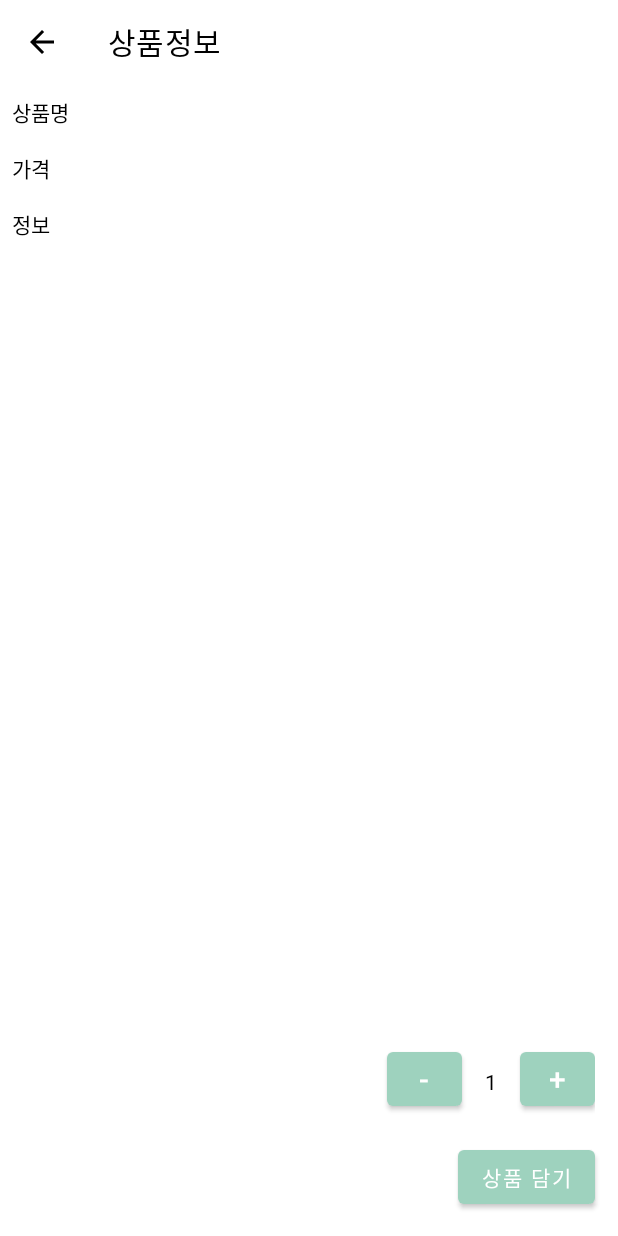
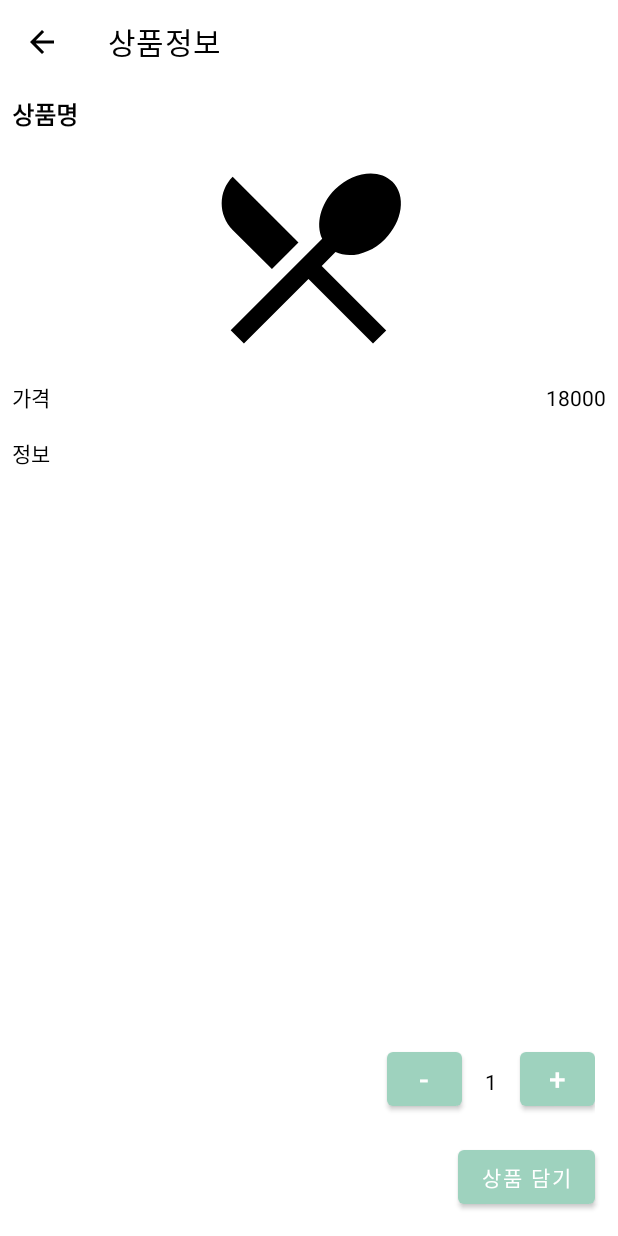
Before and after one commit to pandora574/Restarea_order, an Android app: the DetailActivity screen opened directly, with no data from a screen before it, on a phone screen of 412 x 824 dp. Run offline under Robolectric (Android 15) with nearby library versions, the phone set to English and light mode, and no system bars; our stand-ins replace Firebase (no records; nobody signed in at launch, a user with empty details on screens opened directly); 5 statements that could not run were skipped.

Commit message:
총금액

```diff
--- a/app/src/main/AndroidManifest.xml
+++ b/app/src/main/AndroidManifest.xml
@@ -11,6 +11,9 @@
         android:supportsRtl="true"
         android:theme="@style/Theme.Restarea_order"
         tools:targetApi="31">
+        <activity
+            android:name=".PaymentActivity"
+            android:exported="false" />
         <activity
             android:name=".OrderlistActivity"
             android:exported="false" />
--- a/app/src/main/java/com/example/restarea_order/AddActivity.kt
+++ b/app/src/main/java/com/example/restarea_order/AddActivity.kt
@@ -36,12 +36,13 @@ class AddActivity : AppCompatActivity() {
 
         var orderList = ArrayList<OrderList>()
 
+
         db_store.collection("cart").whereEqualTo("uid",currentUserUid.toString())
             .get()
             .addOnSuccessListener { result ->
                 for (document in result) { //document: 자동아이디
                     //리사이클러 뷰에 가져온 데이터를 넣을 때는 as를 사용해서 형변환해야함
-                        val item = OrderList(
+                       val item = OrderList(
                             //document["restarea"] as String,
                             document["menu"] as String,
                             document["price"] as String,
--- a/app/src/main/java/com/example/restarea_order/DetailActivity.kt
+++ b/app/src/main/java/com/example/restarea_order/DetailActivity.kt
@@ -26,7 +26,7 @@ class DetailActivity : AppCompatActivity() {
         binding.toolbar.setTitle("상품정보")
 
         binding.name.text = datas.name.toString()
-        binding.price.text = datas.price.toString()
+        binding.price.text = datas.price.toString() + "원"
         binding.data.text = datas.data.toString()
 
         var num = 1
--- a/app/src/main/res/layout/activity_detail.xml
+++ b/app/src/main/res/layout/activity_detail.xml
@@ -27,13 +27,32 @@
             android:layout_width="match_parent"
             android:layout_height="wrap_content"
             android:padding="8dp"
+            android:textStyle="bold"
+            android:textSize="16sp"
             android:text="상품명"/>
+
+        <ImageView
+            android:layout_width="150dp"
+            android:layout_height="150dp"
+            android:src="@drawable/baseline_restaurant_menu_24"
+            android:layout_gravity="center"/>
+        <LinearLayout
+            android:layout_width="match_parent"
+            android:layout_height="wrap_content"
+            android:orientation="horizontal">
+            <TextView
+                android:layout_width="wrap_content"
+                android:layout_height="wrap_content"
+                android:padding="8dp"
+                android:text="가격"/>
         <TextView
             android:id="@+id/price"
             android:layout_width="match_parent"
             android:layout_height="wrap_content"
             android:padding="8dp"
-            android:text="가격"/>
+            android:gravity="end"
+            android:text="18000"/>
+        </LinearLayout>
         <TextView
             android:id="@+id/data"
             android:layout_width="match_parent"
```
Also changed, not shown: app/src/main/java/com/example/restarea_order/OrderlistActivity.kt (+27 -1 lines), app/src/main/java/com/example/restarea_order/PaymentActivity.kt (added, +27 -0 lines), app/src/main/res/layout/activity_payment.xml (added, +18 -0 lines), 1 other file.
